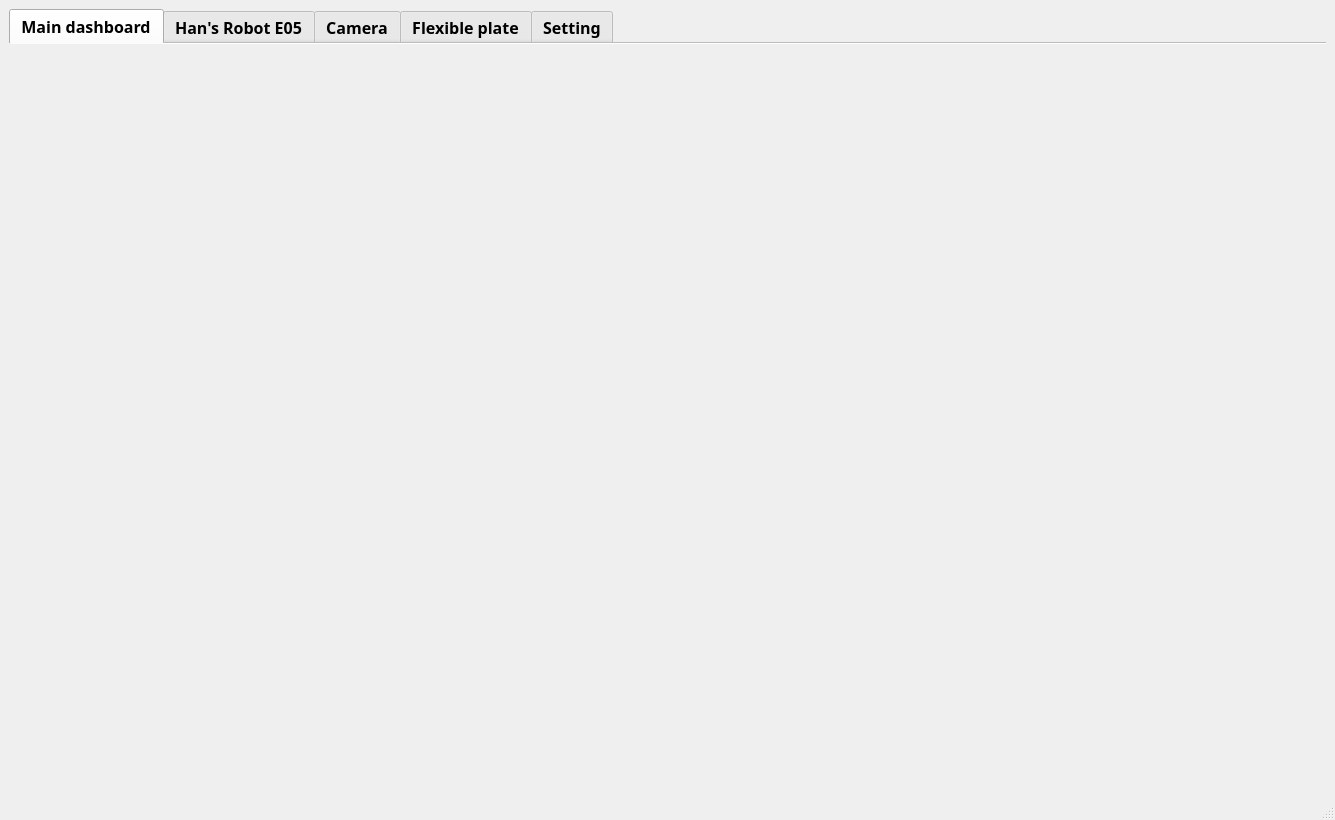
Old version of the form E05-PnP/mainwindow.ui in the repository vie-dgb/E05-Pick-and-Place.
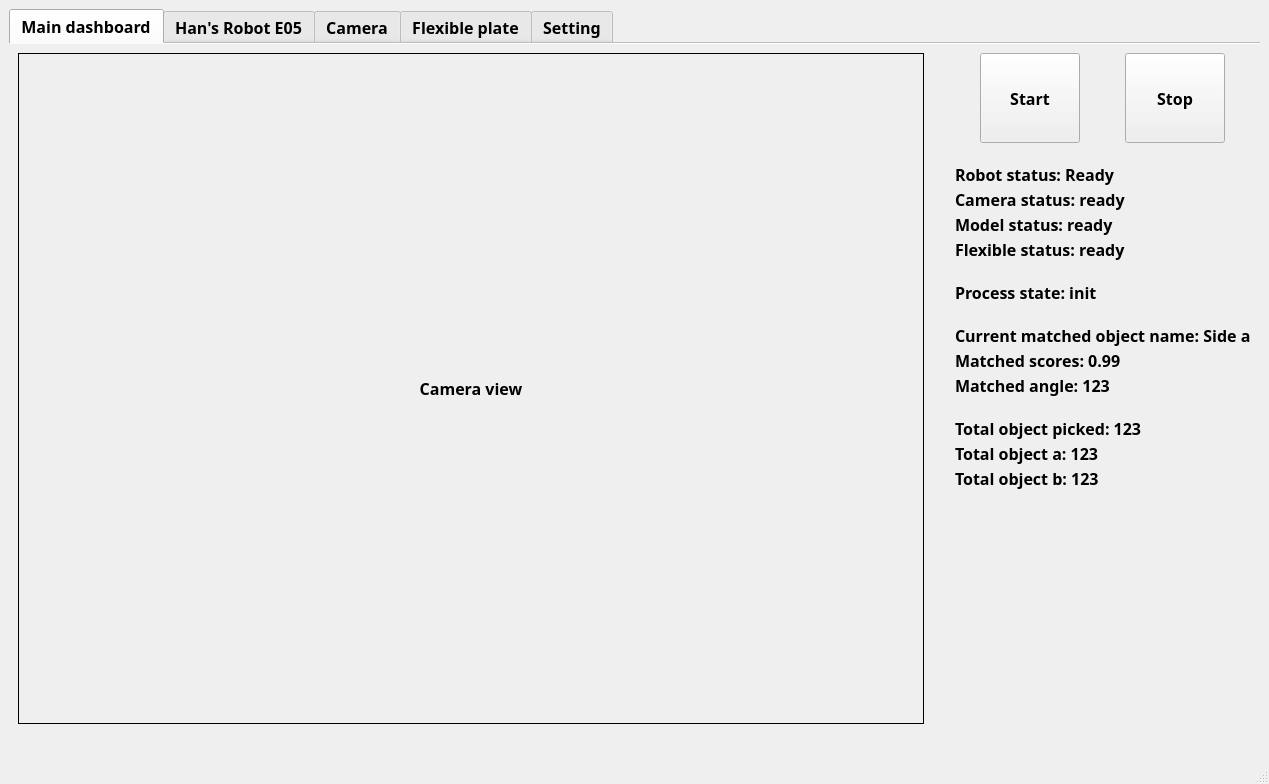
New version of the form. The open tabs and pages were chosen to show the change. Icons and pictures are not drawn.

The edit to the form file:
```diff
--- a/E05-PnP/mainwindow.ui
+++ b/E05-PnP/mainwindow.ui
@@ -6,8 +6,8 @@
    <rect>
     <x>0</x>
     <y>0</y>
-    <width>1335</width>
-    <height>820</height>
+    <width>1269</width>
+    <height>784</height>
    </rect>
   </property>
   <property name="windowTitle">
@@ -69,6 +69,322 @@
        <attribute name="title">
         <string>Main dashboard</string>
        </attribute>
+       <layout class="QHBoxLayout" name="horizontalLayout_19">
+        <item>
+         <layout class="QVBoxLayout" name="verticalLayout_21">
+          <item>
+           <layout class="QHBoxLayout" name="horizontalLayout_18">
+            <item>
+             <widget class="QLabel" name="label_dashboard_frame_view">
+              <property name="sizePolicy">
+               <sizepolicy hsizetype="Preferred" vsizetype="Preferred">
+                <horstretch>0</horstretch>
+                <verstretch>0</verstretch>
+               </sizepolicy>
+              </property>
+              <property name="minimumSize">
+               <size>
+                <width>0</width>
+                <height>0</height>
+               </size>
+              </property>
+              <property name="frameShape">
+               <enum>QFrame::Box</enum>
+              </property>
+              <property name="text">
+               <string>Camera view</string>
+              </property>
+              <property name="alignment">
+               <set>Qt::AlignCenter</set>
+              </property>
+             </widget>
+            </item>
+            <item>
+             <spacer name="verticalSpacer_7">
+              <property name="orientation">
+               <enum>Qt::Vertical</enum>
+              </property>
+              <property name="sizeHint" stdset="0">
+               <size>
+                <width>5</width>
+                <height>5</height>
+               </size>
+              </property>
+             </spacer>
+            </item>
+           </layout>
+          </item>
+          <item>
+           <spacer name="horizontalSpacer_13">
+            <property name="orientation">
+             <enum>Qt::Horizontal</enum>
+            </property>
+            <property name="sizeHint" stdset="0">
+             <size>
+              <width>40</width>
+              <height>20</height>
+             </size>
+            </property>
+           </spacer>
+          </item>
+         </layout>
+        </item>
+        <item>
+         <spacer name="horizontalSpacer_14">
+          <property name="orientation">
+           <enum>Qt::Horizontal</enum>
+          </property>
+          <property name="sizeType">
+           <enum>QSizePolicy::Fixed</enum>
+          </property>
+          <property name="sizeHint" stdset="0">
+           <size>
+            <width>20</width>
+            <height>20</height>
+           </size>
+          </property>
+         </spacer>
+        </item>
+        <item>
+         <layout class="QVBoxLayout" name="verticalLayout_20">
+          <property name="spacing">
+           <number>20</number>
+          </property>
+          <item>
+           <layout class="QHBoxLayout" name="horizontalLayout_17">
+            <item>
+             <widget class="QPushButton" name="btn_dashboard_start">
+              <property name="sizePolicy">
+               <sizepolicy hsizetype="Minimum" vsizetype="Fixed">
+                <horstretch>0</horstretch>
+                <verstretch>0</verstretch>
+               </sizepolicy>
+              </property>
+              <property name="minimumSize">
+               <size>
+                <width>100</width>
+                <height>90</height>
+               </size>
+              </property>
+              <property name="maximumSize">
+               <size>
+                <width>100</width>
+                <height>100</height>
+               </size>
+              </property>
+              <property name="text">
+               <string>Start</string>
+              </property>
+             </widget>
+            </item>
+            <item>
+             <widget class="QPushButton" name="btn_dashboard_stop">
+              <property name="minimumSize">
+               <size>
+                <width>100</width>
+                <height>90</height>
+               </size>
+              </property>
+              <property name="maximumSize">
+               <size>
+                <width>100</width>
+                <height>100</height>
+               </size>
+              </property>
+              <property name="text">
+               <string>Stop</string>
+              </property>
+             </widget>
+            </item>
+           </layout>
+          </item>
+          <item>
+           <layout class="QVBoxLayout" name="verticalLayout_15">
+            <property name="spacing">
+             <number>2</number>
+            </property>
+            <item>
+             <widget class="QLabel" name="label">
+              <property name="maximumSize">
+               <size>
+                <width>400</width>
+                <height>16777215</height>
+               </size>
+              </property>
+              <property name="text">
+               <string>Robot status: Ready</string>
+              </property>
+             </widget>
+            </item>
+            <item>
+             <widget class="QLabel" name="label_2">
+              <property name="maximumSize">
+               <size>
+                <width>400</width>
+                <height>16777215</height>
+               </size>
+              </property>
+              <property name="text">
+               <string>Camera status: ready</string>
+              </property>
+             </widget>
+            </item>
+            <item>
+             <widget class="QLabel" name="label_3">
+              <property name="maximumSize">
+               <size>
+                <width>400</width>
+                <height>16777215</height>
+               </size>
+              </property>
+              <property name="text">
+               <string>Model status: ready</string>
+              </property>
+             </widget>
+            </item>
+            <item>
+             <widget class="QLabel" name="label_4">
+              <property name="maximumSize">
+               <size>
+                <width>400</width>
+                <height>16777215</height>
+               </size>
+              </property>
+              <property name="text">
+               <string>Flexible status: ready</string>
+              </property>
+             </widget>
+            </item>
+           </layout>
+          </item>
+          <item>
+           <layout class="QVBoxLayout" name="verticalLayout_19">
+            <property name="spacing">
+             <number>2</number>
+            </property>
+            <item>
+             <widget class="QLabel" name="label_dashboard_pnp_state">
+              <property name="maximumSize">
+               <size>
+                <width>400</width>
+                <height>16777215</height>
+               </size>
+              </property>
+              <property name="text">
+               <string>Process state: init</string>
+              </property>
+             </widget>
+            </item>
+           </layout>
+          </item>
+          <item>
+           <layout class="QVBoxLayout" name="verticalLayout_16">
+            <property name="spacing">
+             <number>2</number>
+            </property>
+            <item>
+             <widget class="QLabel" name="label_5">
+              <property name="maximumSize">
+               <size>
+                <width>400</width>
+                <height>16777215</height>
+               </size>
+              </property>
+              <property name="text">
+               <string>Current matched object name: Side a</string>
+              </property>
+             </widget>
+            </item>
+            <item>
+             <widget class="QLabel" name="label_6">
+              <property name="maximumSize">
+               <size>
+                <width>400</width>
+                <height>16777215</height>
+               </size>
+              </property>
+              <property name="text">
+               <string>Matched scores: 0.99</string>
+              </property>
+             </widget>
+            </item>
+            <item>
+             <widget class="QLabel" name="label_7">
+              <property name="maximumSize">
+               <size>
+                <width>400</width>
+                <height>16777215</height>
+               </size>
+              </property>
+              <property name="text">
+               <string>Matched angle: 123</string>
+              </property>
+             </widget>
+            </item>
+           </layout>
+          </item>
+          <item>
+           <layout class="QVBoxLayout" name="verticalLayout_17">
+            <property name="spacing">
+             <number>2</number>
+            </property>
+            <item>
+             <widget class="QLabel" name="label_8">
+              <property name="maximumSize">
+               <size>
+                <width>400</width>
+                <height>16777215</height>
+               </size>
+              </property>
+              <property name="text">
+               <string>Total object picked: 123</string>
+              </property>
+             </widget>
+            </item>
+            <item>
+             <widget class="QLabel" name="label_9">
+              <property name="maximumSize">
+               <size>
+                <width>400</width>
+                <height>16777215</height>
+               </size>
+              </property>
+              <property name="text">
+               <string>Total object a: 123</string>
+              </property>
+             </widget>
+            </item>
+            <item>
+             <widget class="QLabel" name="label_10">
+              <property name="maximumSize">
+               <size>
+                <width>400</width>
+                <height>16777215</height>
+               </size>
+              </property>
+              <property name="text">
+               <string>Total object b: 123</string>
+              </property>
+             </widget>
+            </item>
+           </layout>
+          </item>
+          <item>
+           <spacer name="verticalSpacer_6">
+            <property name="orientation">
+             <enum>Qt::Vertical</enum>
+            </property>
+            <property name="sizeHint" stdset="0">
+             <size>
+              <width>20</width>
+              <height>40</height>
+             </size>
+            </property>
+           </spacer>
+          </item>
+         </layout>
+        </item>
+       </layout>
       </widget>
       <widget class="QWidget" name="tab_RobotHans">
        <attribute name="icon">
```
Left out of the diff: 8 changed lines with no effect on the pictures.
